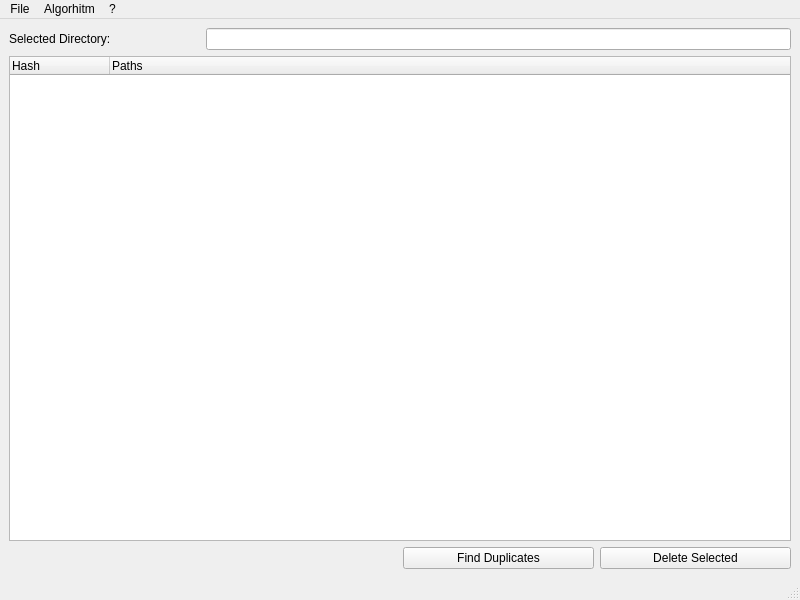
This is MainWindow.ui in visuve/Duff as Qt 5 draws it before an edit. The edited form follows.
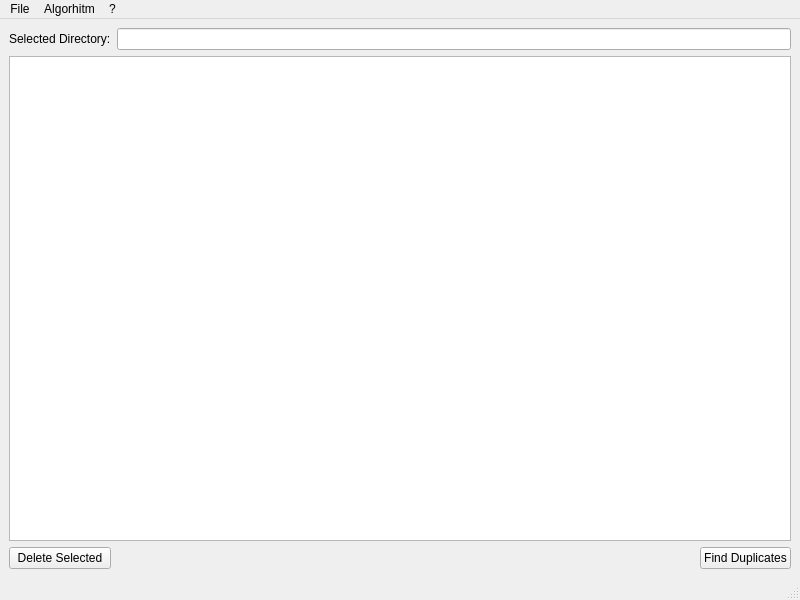
This is the edited form.

The edit to the form file:
```diff
--- a/MainWindow.ui
+++ b/MainWindow.ui
@@ -15,16 +15,6 @@
   </property>
   <widget class="QWidget" name="centralwidget">
    <layout class="QGridLayout" name="gridLayout">
-    <item row="0" column="1" colspan="3">
-     <widget class="QLineEdit" name="lineEditSelectedDirectory"/>
-    </item>
-    <item row="2" column="2">
-     <widget class="QPushButton" name="pushButtonFindDuplicates">
-      <property name="text">
-       <string>Find Duplicates</string>
-      </property>
-     </widget>
-    </item>
     <item row="0" column="0">
      <widget class="QLabel" name="labelSelectedDirectory">
       <property name="text">
@@ -32,25 +22,37 @@
       </property>
      </widget>
     </item>
-    <item row="2" column="3">
+    <item row="0" column="1" colspan="2">
+     <widget class="QLineEdit" name="lineEditSelectedDirectory"/>
+    </item>
+    <item row="1" column="0" colspan="3">
+     <widget class="QTreeView" name="treeViewResults"/>
+    </item>
+    <item row="2" column="0">
      <widget class="QPushButton" name="pushButtonDeleteSelected">
       <property name="text">
        <string>Delete Selected</string>
       </property>
      </widget>
     </item>
-    <item row="1" column="0" colspan="4">
-     <widget class="QTreeWidget" name="treeWidgetSummary">
-      <column>
-       <property name="text">
-        <string>Hash</string>
-       </property>
-      </column>
-      <column>
-       <property name="text">
-        <string>Paths</string>
-       </property>
-      </column>
+    <item row="2" column="1">
+     <spacer name="horizontalSpacer">
+      <property name="orientation">
+       <enum>Qt::Horizontal</enum>
+      </property>
+      <property name="sizeHint" stdset="0">
+       <size>
+        <width>593</width>
+        <height>20</height>
+       </size>
+      </property>
+     </spacer>
+    </item>
+    <item row="2" column="2">
+     <widget class="QPushButton" name="pushButtonFindDuplicates">
+      <property name="text">
+       <string>Find Duplicates</string>
+      </property>
      </widget>
     </item>
    </layout>
```
